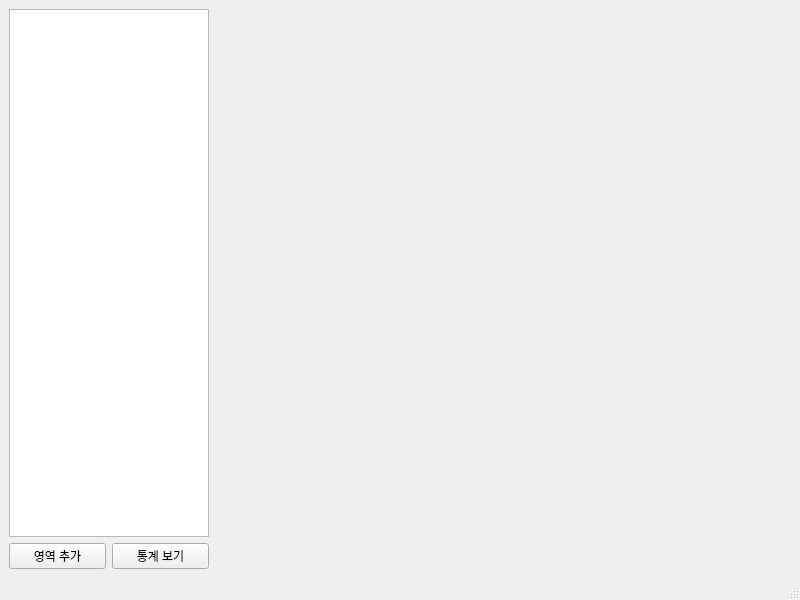
This is ui/mainwindow.ui in VEDA-EAGLES/smart_zone_client as Qt 5 draws it before an edit. The edited form follows.
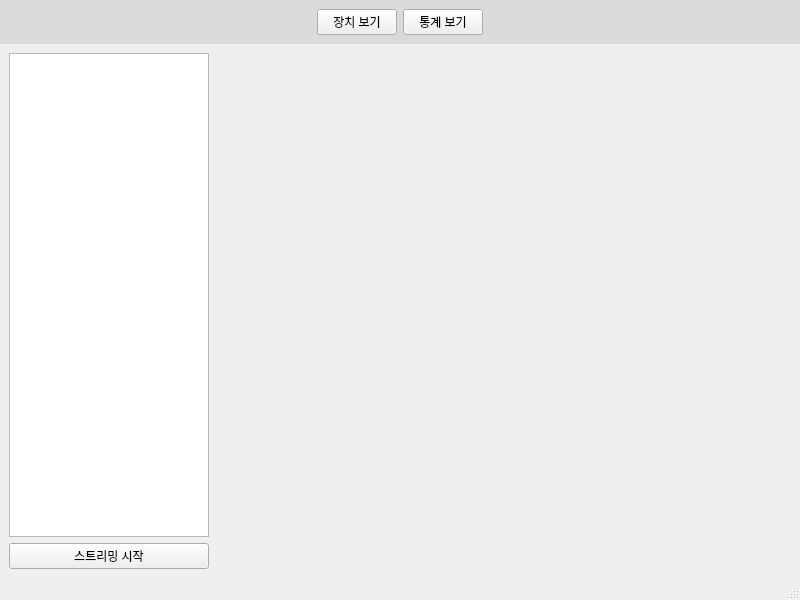
This is the edited form.

Commit message: design: UI 개선 및 새로운 버튼 추가, 스트리밍 관련 레이아웃 수정

```diff
--- a/ui/mainwindow.ui
+++ b/ui/mainwindow.ui
@@ -14,7 +14,53 @@
    <string>MainWindow</string>
   </property>
   <widget class="QWidget" name="centralwidget">
+   <property name="styleSheet">
+    <string notr="true">QWidget#headWidget {
+	background-color: rgb(218, 218, 218);
+}</string>
+   </property>
    <layout class="QVBoxLayout" name="verticalLayout">
+    <property name="spacing">
+     <number>0</number>
+    </property>
+    <property name="leftMargin">
+     <number>0</number>
+    </property>
+    <property name="topMargin">
+     <number>0</number>
+    </property>
+    <property name="rightMargin">
+     <number>0</number>
+    </property>
+    <property name="bottomMargin">
+     <number>0</number>
+    </property>
+    <item>
+     <widget class="QWidget" name="headWidget" native="true">
+      <property name="sizePolicy">
+       <sizepolicy hsizetype="Preferred" vsizetype="Preferred">
+        <horstretch>0</horstretch>
+        <verstretch>0</verstretch>
+       </sizepolicy>
+      </property>
+      <layout class="QHBoxLayout" name="horizontalLayout_3">
+       <item alignment="Qt::AlignRight">
+        <widget class="QPushButton" name="deviceButton">
+         <property name="text">
+          <string>장치 보기</string>
+         </property>
+        </widget>
+       </item>
+       <item alignment="Qt::AlignLeft">
+        <widget class="QPushButton" name="graphButton">
+         <property name="text">
+          <string>통계 보기</string>
+         </property>
+        </widget>
+       </item>
+      </layout>
+     </widget>
+    </item>
     <item>
      <widget class="QStackedWidget" name="stackedWidget">
       <property name="sizePolicy">
@@ -29,16 +75,16 @@
       <widget class="QWidget" name="viewPage">
        <layout class="QHBoxLayout" name="horizontalLayout">
         <property name="leftMargin">
-         <number>0</number>
+         <number>9</number>
         </property>
         <property name="topMargin">
-         <number>0</number>
+         <number>9</number>
         </property>
         <property name="rightMargin">
-         <number>0</number>
+         <number>9</number>
         </property>
         <property name="bottomMargin">
-         <number>0</number>
+         <number>9</number>
         </property>
         <item>
          <widget class="QWidget" name="widget" native="true">
@@ -73,24 +119,33 @@
            <item>
             <layout class="QHBoxLayout" name="horizontalLayout_2">
              <item>
-              <widget class="QPushButton" name="insertAreaButton">
+              <widget class="QPushButton" name="startStreamButton">
                <property name="text">
-                <string>영역 추가</string>
+                <string>스트리밍 시작</string>
                </property>
+              </widget>
+             </item>
+            </layout>
+           </item>
+          </layout>
               </widget>
              </item>
              <item>
-              <widget class="QPushButton" name="graphButton">
-               <property name="text">
-                <string>통계 보기</string>
-               </property>
-              </widget>
-             </item>
-            </layout>
-           </item>
-          </layout>
-         </widget>
-        </item>
+         <widget class="QStackedWidget" name="stackedWidget_2">
+          <widget class="QWidget" name="streamingPage">
+           <layout class="QVBoxLayout" name="verticalLayout_5">
+            <property name="leftMargin">
+             <number>0</number>
+            </property>
+            <property name="topMargin">
+             <number>0</number>
+            </property>
+            <property name="rightMargin">
+             <number>0</number>
+            </property>
+            <property name="bottomMargin">
+             <number>0</number>
+            </property>
         <item>
          <widget class="QWidget" name="displayWidget" native="true">
           <property name="sizePolicy">
@@ -99,6 +154,12 @@
             <verstretch>0</verstretch>
            </sizepolicy>
           </property>
+              <property name="minimumSize">
+               <size>
+                <width>0</width>
+                <height>0</height>
+               </size>
+              </property>
           <layout class="QGridLayout" name="gridLayout">
            <property name="leftMargin">
             <number>0</number>
@@ -120,8 +181,12 @@
         </item>
        </layout>
       </widget>
-      <widget class="QWidget" name="graphViewPage">
+          <widget class="QWidget" name="graphPage">
        <layout class="QVBoxLayout" name="verticalLayout_4"/>
+          </widget>
+         </widget>
+        </item>
+       </layout>
       </widget>
       <widget class="QWidget" name="areaInsertPage">
        <layout class="QVBoxLayout" name="verticalLayout_3"/>
```
Lines whose indentation alone changed are shown as unchanged. The commit also changes 1 other file.
